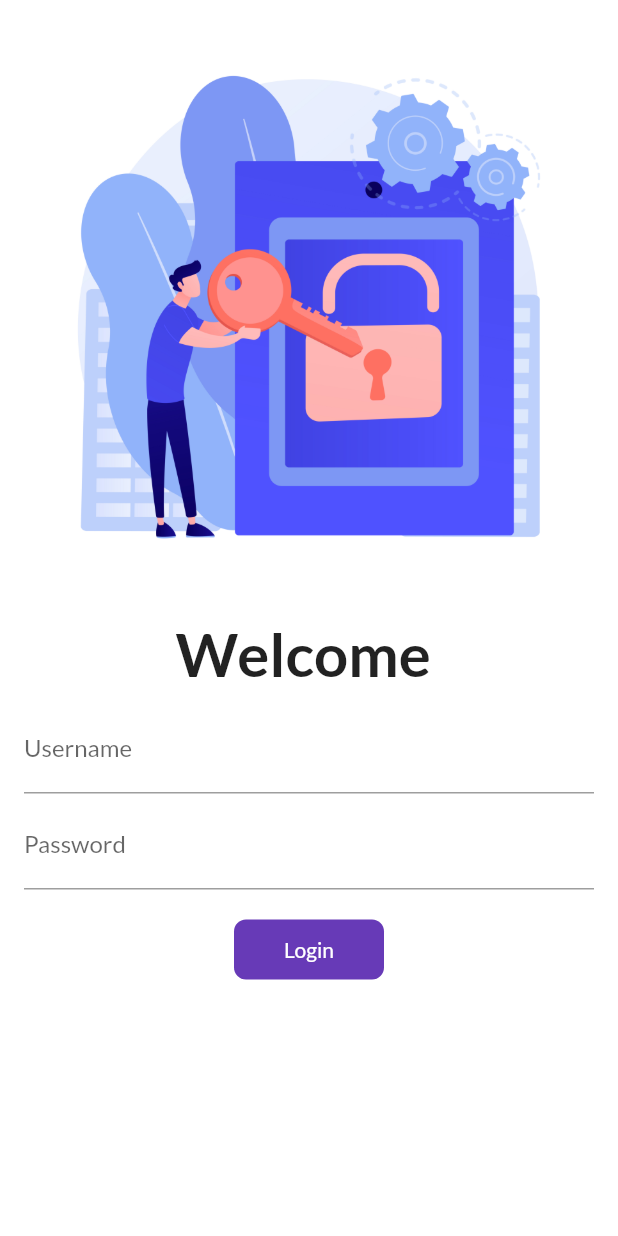
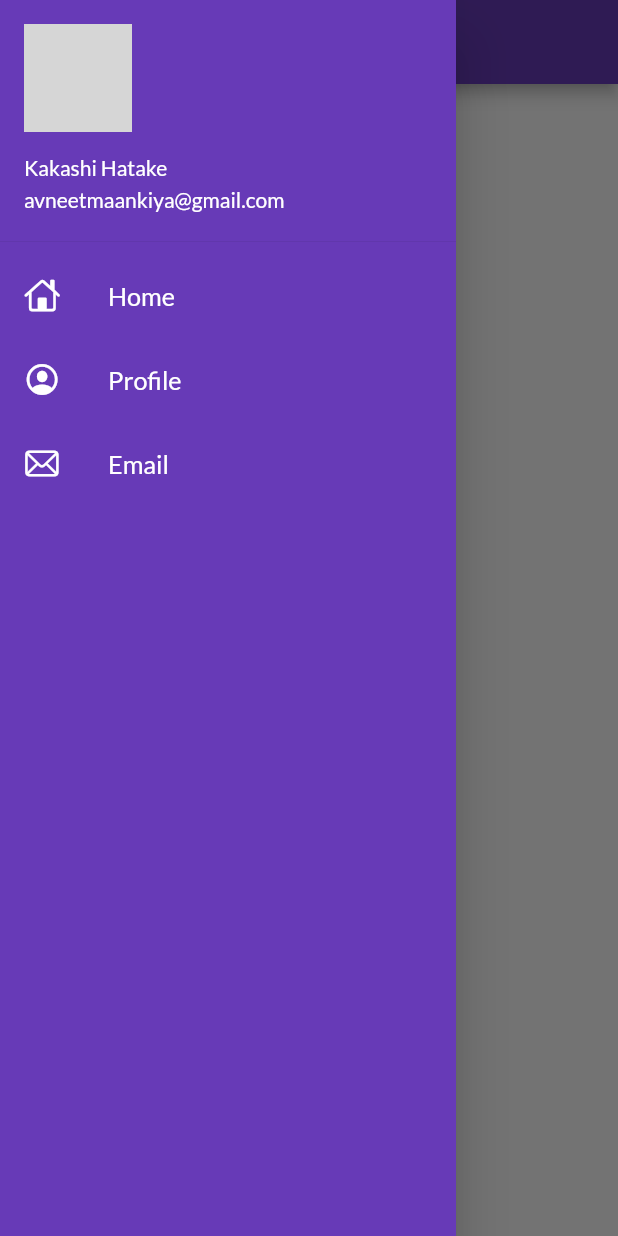
Before and after one commit to AvneetSingh2001/catalog-update, a Flutter app: the screen it shows after launch, with the side drawer open (before the commit the screen has no drawer), on a phone screen of 412 x 824 dp. Run offline on Flutter 3.47's test engine with Material 2 defaults, Android fonts, the phone set to English and light mode, and no system bars; our stand-ins replace google_fonts; network calls fail; grey boxes are pictures that could not be loaded.

Commit message:
drawer made

```diff
--- a/lib/main.dart
+++ b/lib/main.dart
@@ -21,7 +21,7 @@ class MyApp extends StatelessWidget {
         fontFamily: GoogleFonts.lato().fontFamily,
       ),
       darkTheme: ThemeData(brightness: Brightness.dark),
-      initialRoute: Routes.LoginPageRoute,
+      initialRoute: Routes.HomePageRoute,
       routes: {
         "/": (context) => LoginPagin(),
         Routes.HomePageRoute: (context) => HomePage(),
--- a/lib/pages/home_page.dart
+++ b/lib/pages/home_page.dart
@@ -1,3 +1,4 @@
+import 'package:catalog_revision/widgets/drawer.dart';
 import 'package:flutter/material.dart';
 
 class HomePage extends StatelessWidget {
@@ -6,9 +7,13 @@ class HomePage extends StatelessWidget {
   @override
   Widget build(BuildContext context) {
     return Scaffold(
+      appBar: AppBar(
+        title: Text("Catalog App"),
+      ),
       body: Center(
         child: Text("HomePage"),
       ),
+      drawer: MyDrawer(),
     );
   }
 }
--- /dev/null
+++ b/lib/widgets/drawer.dart
@@ -0,0 +1,60 @@
+import 'package:flutter/cupertino.dart';
+import 'package:flutter/material.dart';
+
+class MyDrawer extends StatelessWidget {
+  const MyDrawer({Key? key}) : super(key: key);
+  final String imageUrl =
+      "https://s4.anilist.co/file/anilistcdn/character/large/b85-mkVBh2yjxjmx.png";
+  @override
+  Widget build(BuildContext context) {
+    return Drawer(
+      child: Container(
+        color: Colors.deepPurple,
+        child: ListView(
+          children: [
+            UserAccountsDrawerHeader(
+              accountName: Text("Kakashi Hatake"),
+              accountEmail: Text("avneetmaankiya@gmail.com"),
+              currentAccountPicture: CircleAvatar(
+                backgroundImage: NetworkImage(imageUrl),
+              ),
+            ),
+            ListTile(
+              leading: Icon(
+                CupertinoIcons.home,
+                color: Colors.white,
+              ),
+              title: Text(
+                "Home",
+                textScaleFactor: 1.2,
+                style: TextStyle(color: Colors.white),
+              ),
+            ),
+            ListTile(
+              leading: Icon(
+                CupertinoIcons.profile_circled,
+                color: Colors.white,
+              ),
+              title: Text(
+                "Profile",
+                textScaleFactor: 1.2,
+                style: TextStyle(color: Colors.white),
+              ),
+            ),
+            ListTile(
+              leading: Icon(
+                CupertinoIcons.mail,
+                color: Colors.white,
+              ),
+              title: Text(
+                "Email",
+                textScaleFactor: 1.2,
+                style: TextStyle(color: Colors.white),
+              ),
+            )
+          ],
+        ),
+      ),
+    );
+  }
+}
```
